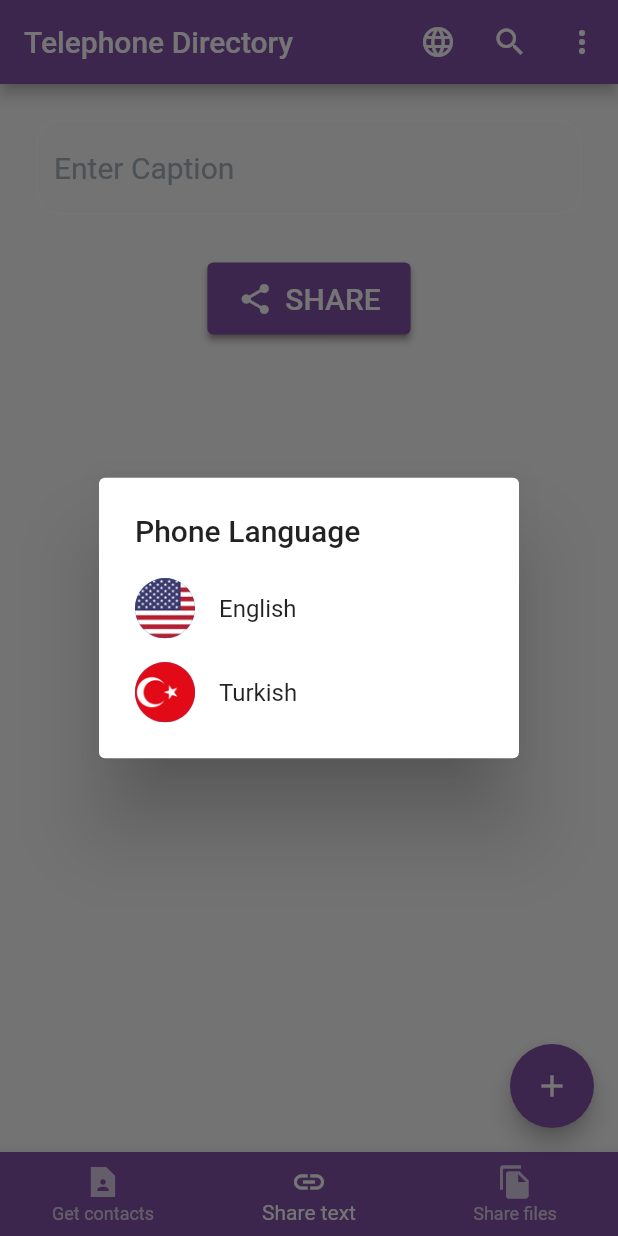
After one commit to ezgifistikcioglu/my_phone_contacts_flutter, a Flutter app: the screen it shows after launch, item 2 of the bottom bar chosen, after a tap on the "language" icon, on a phone screen of 412 x 824 dp. The commit adds this screen. Run offline on Flutter 3.47's test engine with Material 2 defaults, Android fonts, the phone set to English and light mode, and no system bars; our stand-ins replace easy_localization, file_picker, permission_handler, share_plus; missing offline and left inert: flutter_contact.

Commit message:
Completed language localization.

```diff
--- a/lib/core/constants/home.dart
+++ b/lib/core/constants/home.dart
@@ -4,6 +4,8 @@ import 'package:my_phone_contacts/feature/contacts/add_contact.dart';
 import 'package:my_phone_contacts/feature/contacts/read_contacts.dart';
 import 'package:my_phone_contacts/feature/contacts/share/widget/share_files_widget.dart';
 import 'package:my_phone_contacts/feature/contacts/share/widget/share_text_widget.dart';
+import 'package:my_phone_contacts/feature/language/app_localizations.dart';
+import 'package:my_phone_contacts/widgets/change_language_dialog.dart';
 
 class Home extends StatefulWidget {
   const Home({Key? key}) : super(key: key);
@@ -44,9 +46,23 @@ class _HomeState extends State<Home> {
   }
 
   AppBar _appBar(BuildContext context) => AppBar(
-        title: appBarTitleText,
+        title: Text(context.translate('app_title')),
         backgroundColor: kPurpleColor,
-        actions: <Widget>[_searchIconButton, _appBarRightIcon(context)],
+        actions: <Widget>[
+          IconButton(
+            icon: const Icon(
+              Icons.language,
+            ),
+            onPressed: () {
+              showDialog<void>(
+                context: context,
+                builder: (context) => const ChangeLanguageDialog(),
+              );
+            },
+          ),
+          _searchIconButton,
+          _appBarRightIcon(context)
+        ],
       );
 
   Widget buildBottomBar() => BottomNavigationBar(
@@ -54,18 +70,18 @@ class _HomeState extends State<Home> {
         selectedItemColor: Colors.white,
         unselectedItemColor: Colors.white70,
         currentIndex: index,
-        items: const [
+        items: [
           BottomNavigationBarItem(
-            icon: Icon(Icons.contact_page_sharp),
-            label: 'Get contacts',
+            icon: const Icon(Icons.contact_page_sharp),
+            label: context.translate('get_contacts'),
           ),
           BottomNavigationBarItem(
-            icon: Icon(Icons.link),
-            label: 'Share text',
+            icon: const Icon(Icons.link),
+            label: context.translate('share_text'),
           ),
           BottomNavigationBarItem(
-            icon: Icon(Icons.file_copy),
-            label: 'Share files',
+            icon: const Icon(Icons.file_copy),
+            label: context.translate('share_files'),
           ),
         ],
         onTap: (int index) => setState(() => this.index = index),
--- /dev/null
+++ b/lib/feature/language/app_localizations.dart
@@ -0,0 +1,107 @@
+import 'dart:async';
+import 'dart:convert';
+
+import 'package:flutter/material.dart';
+import 'package:flutter/services.dart';
+
+import 'language_manager.dart';
+
+/// [AppLocalizations]: Özel Delegate (Temsilci) Sınıfımız
+class AppLocalizations {
+  /// Constructor (Kurucu)
+  AppLocalizations(this.locale);
+
+  /// Uygulamanın dili için
+  final Locale locale;
+
+  /// Dil dosyalarındaki metinler için
+  late Map<String, String> _localizedStrings;
+
+  /// MaterialApp'ın [localizationsDelegates] parametresinden
+  /// [AppLocalizations] sınıfımızın delegate'ine erişim için
+  static const LocalizationsDelegate<AppLocalizations> delegate =
+      _AppLocalizationsDelegate();
+
+  /// BuildContext ile Lokalizasyona erişim için
+  static AppLocalizations? of(BuildContext context) {
+    return Localizations.of<AppLocalizations>(context, AppLocalizations);
+  }
+
+  /// Cihazın Locale'ine göre dil dosyalarımızın bulunduğu ("assets/languages")
+  /// klasörü içinden "dilKodu_ülkeKodu.json" uzantılı dosyayı okunacak
+  /// İçindekiler Map (key-value) yapısına parse edilecek ve
+  /// [_localizedStrings] isimli değişkene atıyoruz
+  Future<bool> load() async {
+    //var jsonString = await rootBundle.loadString('assets/languages/${locale.languageCode}_${locale.countryCode}.json');
+    //debugPrint('Dil dosyaları "assets/languages" dosya yolundan OKUNDU.');
+    var jsonString = await rootBundle.loadString(
+        '${LanguageManager.instance.assetsPathLanguage}/${locale.languageCode}_${locale.countryCode}.json');
+    debugPrint(
+        'Dil dosyaları "${LanguageManager.instance.assetsPathLanguage}" dosya yolundan OKUNDU.');
+    Map<String, dynamic> jsonMap = json.decode(jsonString);
+    _localizedStrings = jsonMap.map((key, value) {
+      return MapEntry(key, value.toString());
+    });
+    return true;
+  }
+
+  /// Dil dosyalarındaki metinlere erişmek için kullanacağımız metot
+  /// Map yapısındaki _localizedStrings içinden bu key'e karşılık gelen value'yu bize döndürülecek.
+  String translate(String key) => _localizedStrings[key]!;
+}
+
+/// [AppLocalizations] isimli özel delegate sınıfımızı temsil edecek
+/// [_AppLocalizationsDelegate] sınıfımız oluşturalım;
+/// Bunu yapabilmek için önce bu sınıfımızı
+/// [LocalizationsDelegate<AppLocalizations>]'ten extends etmemiz gerekiyor.
+class _AppLocalizationsDelegate
+    extends LocalizationsDelegate<AppLocalizations> {
+  /// Constructor (Kurucu)
+  const _AppLocalizationsDelegate();
+
+  @override
+
+  /// [isSupported]: Uygulama için desteklenen diller cihaz dilini destekliyor mu?
+  bool isSupported(Locale locale) {
+    /// ['en', 'tr']: Destek vereceğimiz dillere ait [languageCode]
+    /// değerlerini List içinde belirttik.
+    /// [.contains(locale.languageCode)]: Eğer cihazın dil kodu [languageCode]
+    /// ile desteklenen dillerin dil kodları eşleşirse [true],
+    /// eşleşmiyorsa [false] değeri dönecek
+    //return ['en', 'tr'].contains(locale.languageCode);
+    return LanguageManager.instance.supportedLanguagesCode
+        .contains(locale.languageCode);
+  }
+
+  @override
+
+  /// [load]: Dil dosyalarının yüklendiği yer
+  Future<AppLocalizations> load(Locale locale) async {
+    /// [AppLocalizations] sınıfından bir nesne oluşturduk.
+    /// Bu nesne üzerinden load metodunu çağırdık.
+    /// Böylece JSON uzantılı dil dosyalarımızın yüklenmesini sağladık.
+    var localizations = AppLocalizations(locale);
+    debugPrint(
+        'Dil dosyaları "${LanguageManager.instance.assetsPathLanguage}" dosya yolundan YÜKLENDİ.');
+    await localizations.load();
+    return localizations;
+  }
+
+  @override
+  bool shouldReload(_AppLocalizationsDelegate old) {
+    /// [load] metodunun yeniden yüklenmesini istemediğimiz için false yaptık
+    return false;
+  }
+}
+
+/// Uygulamanın dil dosyalarına AppLocalizations üzerinden erişmek için
+///  AppLocalizations.of(context).translate('keyDegeri')
+extension AppLocalizationExtension on BuildContext {
+  /// Uygulamanın dil dosyalarındaki metinlere BuildContext üzerinden erişmek için
+  String translate(String key) => AppLocalizations.of(this)!.translate(key);
+  // Kullanımı: context.translate('keyDegeri'),
+
+  /// [locale]: Uygulamanın diline extension üzerinden erişmek için
+  Locale get locale => AppLocalizations.of(this)!.locale;
+  // Kullanımı: context.locale,
+}
--- /dev/null
+++ b/lib/feature/language/language_manager.dart
@@ -0,0 +1,60 @@
+import 'package:flutter/material.dart';
+import 'package:flutter_localizations/flutter_localizations.dart';
+
+import 'app_localizations.dart';
+
+class LanguageManager {
+  /// [_instance] (private static variable)
+  static LanguageManager? _instance;
+
+  /// [instance] (public static method):
+  static LanguageManager get instance {
+    /// [_instance] null ise
+    /// yani önceden oluşturulmuş bir nesne yoksa yeni bir nesne oluşturulacak.
+    _instance ??= LanguageManager._init();
+
+    /// [_instance] null değilse
+    /// yani önceden oluşturulmuşsa var olan nesne döndürülecek.
+    return _instance!;
+  }
+
+  /// [_init()] (private constructor method):
+  LanguageManager._init();
+
+  /// Dil dosyalarımızın bulunduğu [dosya yolu]
+  final assetsPathLanguage = 'assets/languages';
+
+  /// Desteklenecek Amerikan İngilizcesi dili için oluşturulan [Locale] nesnesi
+  final enLocale = const Locale('en', 'US');
+
+  /// Desteklenecek Türkçe dili için oluşturulan [Locale] nesnesi
+  final trLocale = const Locale('tr', 'TR'); // Türkçe
+
+  /// Desteklenen dillere için oluşturulan [Locale] nesnesi listesi
+  List<Locale> get supportedLocales => [
+        enLocale,
+        trLocale,
+      ];
+
+  /// Desteklenen dillere ait [Dil Kodları]
+  List<String> get supportedLanguagesCode => [
+        enLocale.languageCode,
+        trLocale.languageCode,
+      ];
+
+  List<LocalizationsDelegate> get localizationsDelegates => [
+        /// Uygulama için kendi oluşturduğumuz delegate
+        AppLocalizations.delegate,
+
+        /// Material widget kütüphanesi için delegate
+        GlobalMaterialLocalizations.delegate,
+
+        /// Widgetlar için Locale değerine göre metin yönünü belirler
+        /// [TextDirection.ltr] Metin Yönü - Soldan sağa (left to right) (Varsayılan)
+        /// [TextDirection.rtl] Metin Yönü - Sağdan sola(right to left)
+        GlobalWidgetsLocalizations.delegate,
+
+        /// Cupertino widget kütüphanesi için delegate
+        GlobalCupertinoLocalizations.delegate,
+      ];
+}
--- a/lib/main.dart
+++ b/lib/main.dart
@@ -1,9 +1,20 @@
 import 'package:flutter/material.dart';
 import 'package:my_phone_contacts/core/constants/home.dart';
-import 'package:my_phone_contacts/feature/contacts/read_contacts.dart';
+import 'package:easy_localization/easy_localization.dart';
 
-void main() {
-  runApp(const MyApp());
+import 'package:provider/provider.dart';
+import 'feature/language/language_manager.dart';
+import 'providers/language_provider.dart';
+
+void main() async {
+  WidgetsFlutterBinding.ensureInitialized();
+  await EasyLocalization.ensureInitialized();
+  runApp(
+    ChangeNotifierProvider<LanguageProvider>(
+      create: (context) => LanguageProvider(),
+      child: const MyApp(),
+    ),
+  );
 }
 
 class MyApp extends StatelessWidget {
@@ -11,9 +22,16 @@ class MyApp extends StatelessWidget {
 
   @override
   Widget build(BuildContext context) {
+    /// Değişimini dinleyeceğimiz değişkene erişim için
+    final watch = context.watch<LanguageProvider>();
     return MaterialApp(
       title: 'My Phone Contacts',
       debugShowCheckedModeBanner: false,
+      localizationsDelegates: LanguageManager.instance.localizationsDelegates,
+      supportedLocales: LanguageManager.instance.supportedLocales,
+
+      /// Uygulamanın başlatılacağı dil
+      locale: watch.locale,
       theme: ThemeData(
         visualDensity: VisualDensity.adaptivePlatformDensity,
       ),
--- /dev/null
+++ b/lib/providers/language_provider.dart
@@ -0,0 +1,32 @@
+import 'dart:ui';
+
+import 'package:flutter/material.dart';
+
+/// [1. Adım]
+/// Sınıfı ChangeNotifier'ten extends et..
+class LanguageProvider extends ChangeNotifier {
+  var _locale = Locale(window.locale.languageCode, window.locale.countryCode);
+
+  /// Getter: Dili [OKU/GETİR]
+  Locale get locale => _locale;
+
+  /// Setter: Dili [DEĞİŞTİR/YENİ DEĞER ATA]
+  set setLocale(Locale newLocale) {
+    /// Girilen ile Mevcut değer aynı ise [DEĞİŞİKLİK YAPMA]
+    /// yani notifyListeners çalışmasın
+    if (newLocale == _locale) {
+      debugPrint(
+          'Girizlen "$newLocale" değeri mevcut "$_locale" değeri ile aynı.');
+      return;
+    }
+
+    /// Değiştirilen yeni Locale değerini değişkene [ATA]
+    _locale = newLocale;
+    debugPrint('Dil "$_locale" olarak değiştirildi');
+
+    /// Dil değişikliğini [BİLDİR]
+    /// [state]'in güncellenmesi için
+    /// [notifyListeners()] metodunu çağırdık.
+    notifyListeners();
+  }
+}
--- /dev/null
+++ b/lib/widgets/change_language_dialog.dart
@@ -0,0 +1,59 @@
+import 'package:flutter/material.dart';
+import 'package:my_phone_contacts/feature/language/app_localizations.dart';
+import 'package:provider/provider.dart';
+
+import '../providers/language_provider.dart';
+import 'item_dialog.dart';
+
+class ChangeLanguageDialog extends StatelessWidget {
+  const ChangeLanguageDialog({Key? key}) : super(key: key);
+
+  @override
+  Widget build(BuildContext context) {
+    /// Yeni değer ataması yapacağımız metota erişim için
+    final read = context.read<LanguageProvider>();
+
+    /// 2. Alternatif
+    /// final read= Provider.of<LanguageProvider>(context, listen: false);
+    /// [listen: false]: Rebuild olmaması için
+    return SimpleDialog(
+      title: Text(
+        context.translate('phone_language'),
+      ),
+      children: [
+        /// Bu ItemDialog'u da ayrı bir StatelessWidget olarak tasarlayacağız
+        ItemDialog(
+          path: 'en_US_language_icon.png',
+          text: context.translate('english'),
+          onPressed: () {
+            /// Yeni değer olarak Amerikan İngilizcesi'ni atıyoruz
+            read.setLocale = const Locale('en', 'US');
+
+            /// Future.delayed - Bekletme metodu ile 1 saniye bekletiyoruz
+            Future.delayed(
+              const Duration(
+                seconds: 1,
+              ),
+            );
+
+            /// Ekranı kapatıp, önceki sayfaya dönüyoruz.
+            Navigator.pop(context);
+          },
+        ),
+        ItemDialog(
+          path: 'tr_TR_language_icon.png',
+          text: context.translate('turkish'),
+          onPressed: () {
+            read.setLocale = const Locale('tr', 'TR');
+            Future.delayed(
+              const Duration(
+                seconds: 1,
+              ),
+            );
+            Navigator.pop(context);
+          },
+        ),
+      ],
+    );
+  }
+}
--- /dev/null
+++ b/lib/widgets/item_dialog.dart
@@ -0,0 +1,40 @@
+import 'package:flutter/material.dart';
+
+class ItemDialog extends StatelessWidget {
+  const ItemDialog({
+    Key? key,
+    required this.path,
+    required this.text,
+    required this.onPressed,
+  }) : super(key: key);
+
+  final String path;
+  final String text;
+  final VoidCallback onPressed;
+
+  @override
+  Widget build(BuildContext context) {
+    return SimpleDialogOption(
+      onPressed: onPressed,
+      child: Row(
+        mainAxisAlignment: MainAxisAlignment.start,
+        crossAxisAlignment: CrossAxisAlignment.center,
+        children: [
+          CircleAvatar(
+            child: Image.asset(
+              'assets/icons/$path',
+            ),
+          ),
+          Padding(
+            padding: const EdgeInsetsDirectional.only(
+              start: 16.0,
+            ),
+            child: Text(
+              text,
+            ),
+          ),
+        ],
+      ),
+    );
+  }
+}
```
Also changed, not shown: assets/languages/en_US.json (added, +15 -0 lines), assets/languages/tr_TR.json (added, +15 -0 lines), lib/widgets/item_tile.dart (added, +24 -0 lines), pubspec.yaml (+12 -33 lines), assets/icons/en_US_language_icon.png (added), assets/icons/tr_TR_language_icon.png (added), pubspec.lock.
